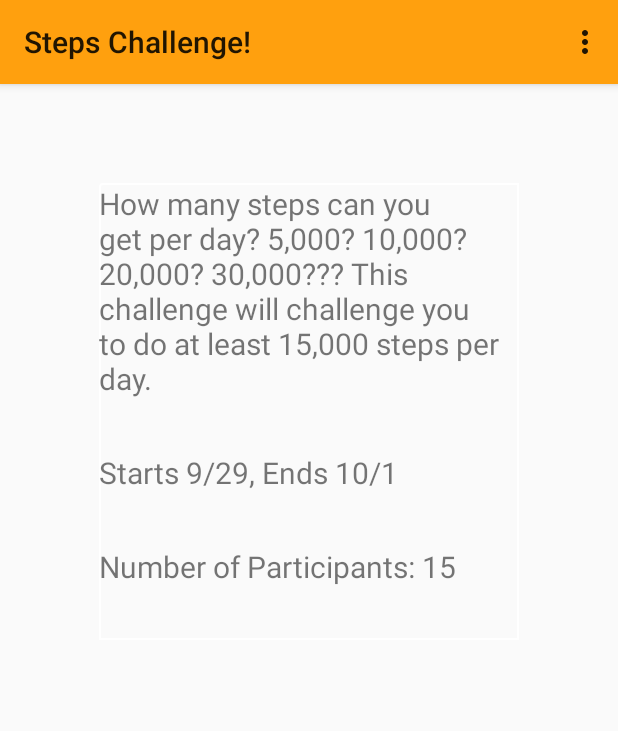
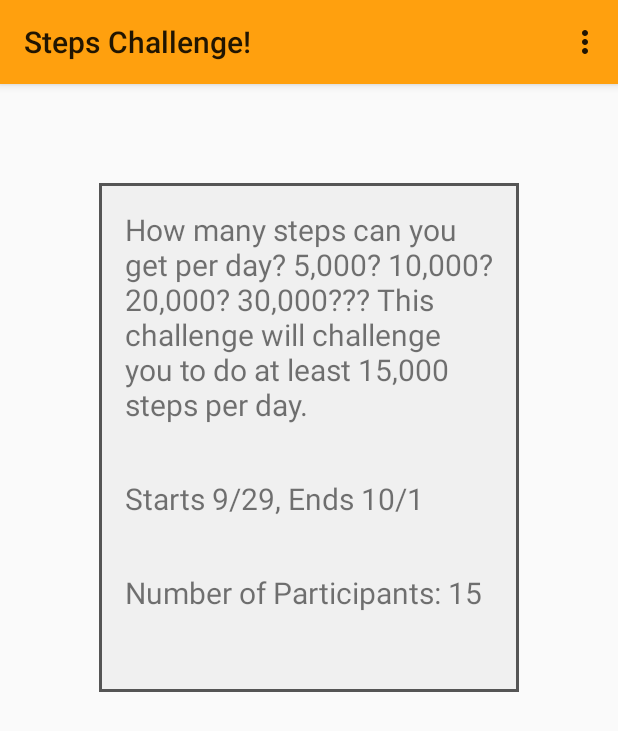
Before and after one commit to algard/Nimbus, an Android app: the ClientModeChallengeDetailsActivity screen opened directly, with no data from a screen before it, on a phone screen of 412 x 824 dp. Shown: the top 731 px of the screen. Run offline under Robolectric (Android 15) with nearby library versions, the phone set to English and light mode, and no system bars.

Commit message:
improved view

```diff
--- a/app/src/main/res/drawable/custom_border_bg.xml
+++ b/app/src/main/res/drawable/custom_border_bg.xml
@@ -1,13 +1,7 @@
 <?xml version="1.0" encoding="utf-8"?>
 
-<shape xmlns:android="http://schemas.android.com/apk/res/android"
-    android:shape="rectangle">
-    <corners
-        android:radius="2dp"
-        android:topRightRadius="0dp"
-        android:bottomRightRadius="0dp"
-        android:bottomLeftRadius="0dp" />
-    <stroke
-        android:width="1dp"
-        android:color="@android:color/white" />
+<shape xmlns:android="http://schemas.android.com/apk/res/android" android:shape="rectangle">
+    <corners android:radius="20dp"/>
+    <padding android:left="10dp" android:right="10dp" android:top="10dp" android:bottom="10dp"/>
+    <solid android:color="@color/darkness"/>
 </shape>
--- a/app/src/main/res/layout/activity_client_mode_challenge_details.xml
+++ b/app/src/main/res/layout/activity_client_mode_challenge_details.xml
@@ -9,11 +9,17 @@
     tools:context="planetexpress.nimbus.activities.ClientModeChallengeDetailsActivity">
 
     <LinearLayout
+        android:layout_width="wrap_content"
+        android:layout_height="wrap_content"
+        android:padding="2dp"
+        android:layout_margin="50dp"
+        android:background="@color/darkness">
+        <LinearLayout
             android:layout_width="fill_parent"
             android:layout_height="wrap_content"
             android:orientation="vertical"
-        android:layout_margin="50dp"
-        android:background="@drawable/custom_border_bg">
+            android:padding="15dp"
+            android:background="@color/soft_white">
             <TextView
                 android:id="@+id/description"
                 android:text="@string/hello_world"
@@ -38,5 +44,7 @@
                 android:layout_height="wrap_content"
                 android:layout_marginBottom="35dp" />
         </LinearLayout>
+    </LinearLayout>
+
 
 </RelativeLayout>
--- a/app/src/main/res/values/colors.xml
+++ b/app/src/main/res/values/colors.xml
@@ -7,6 +7,7 @@
     <color name="soft_orange">#F7AF65</color>
     <color name="soft_white">#F0F0F0</color>
     <color name="background">#c3cacdd3</color>
+    <color name="darkness">#555555</color>
 
     <!--Orange Color Swatch from Material Guidelines-->
     <color name="orange01">#FF8A00</color>
```
Lines whose indentation alone changed are shown as unchanged.
